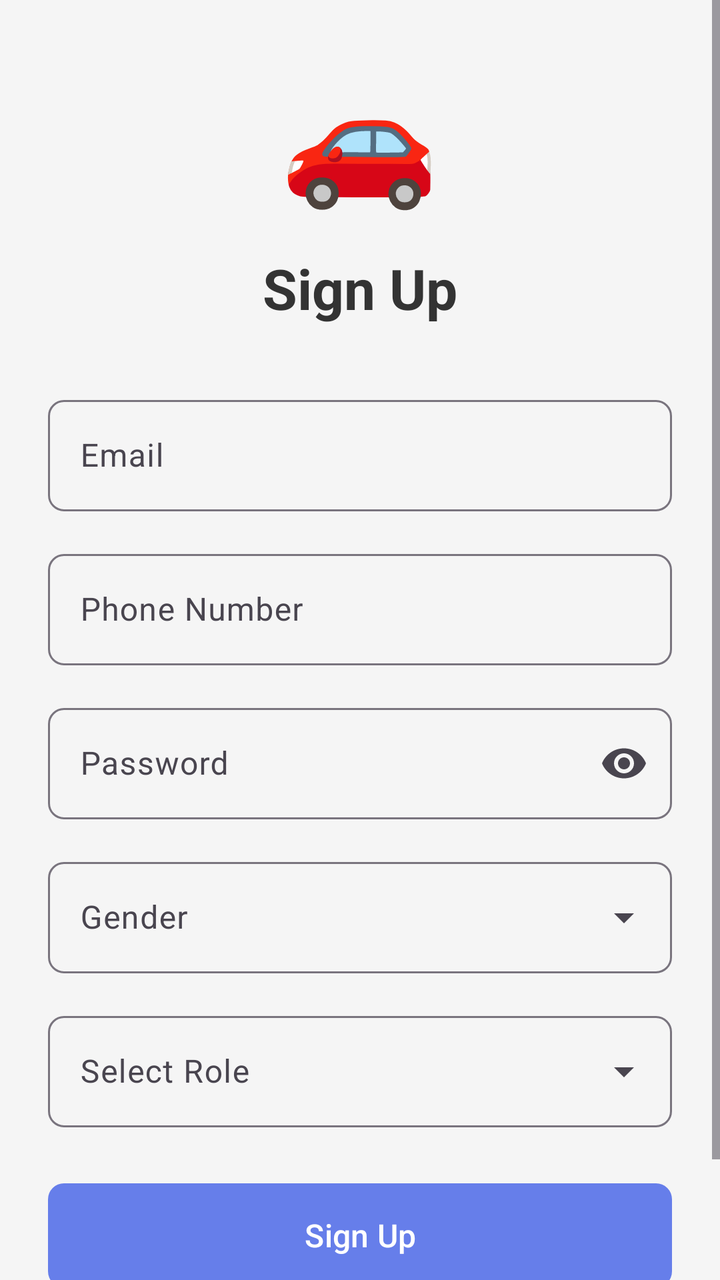
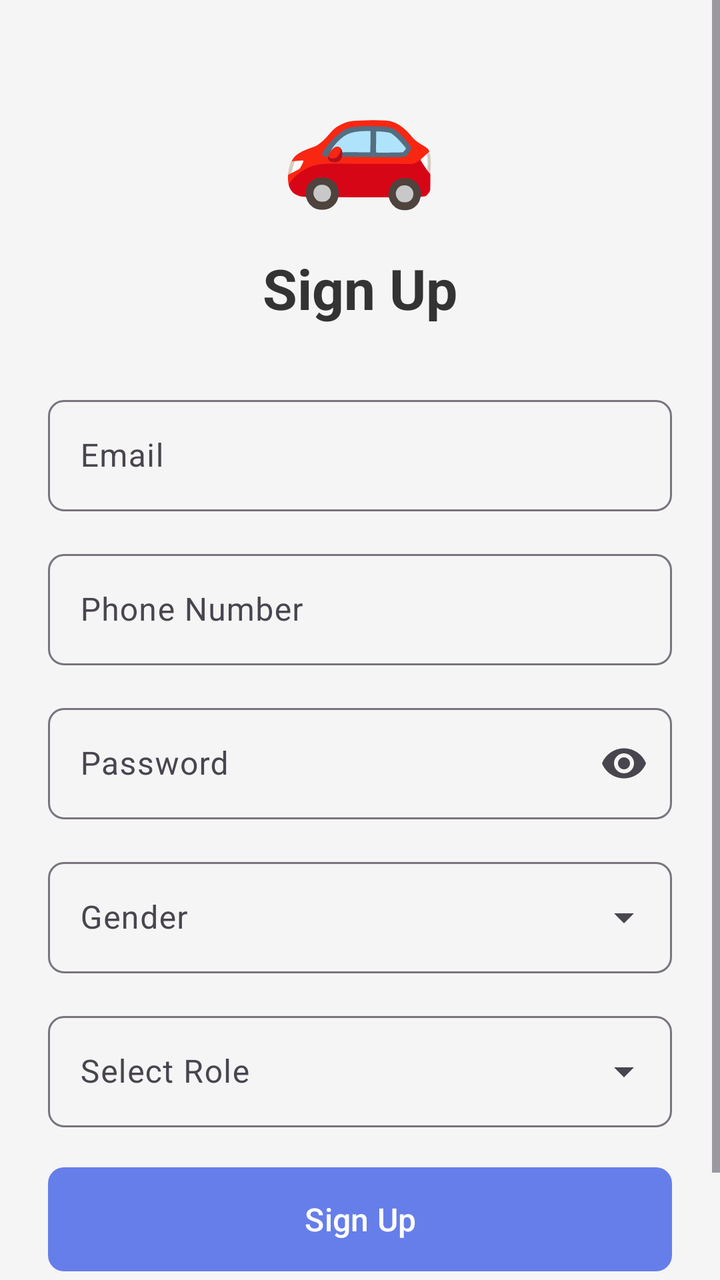

Before-and-after screenshots of an Android layout around one commit, followed by the original layout XML and the change that was made.
<!-- AndroidManifest.xml: application theme Theme.CarpoolingApp -->
<!-- res/layout/activity_signup.xml -->
<?xml version="1.0" encoding="utf-8"?>
<ScrollView xmlns:android="http://schemas.android.com/apk/res/android"
    xmlns:app="http://schemas.android.com/apk/res-auto"
    xmlns:tools="http://schemas.android.com/tools"
    android:layout_width="match_parent"
    android:layout_height="match_parent"
    android:fillViewport="true"
    tools:context=".SignupActivity">

    <androidx.constraintlayout.widget.ConstraintLayout
        android:layout_width="match_parent"
        android:layout_height="wrap_content"
        android:padding="24dp">

        <LinearLayout
            android:layout_width="match_parent"
            android:layout_height="wrap_content"
            android:orientation="vertical"
            app:layout_constraintTop_toTopOf="parent"
            app:layout_constraintBottom_toBottomOf="parent">

            <TextView
                android:layout_width="wrap_content"
                android:layout_height="wrap_content"
                android:text="🚗"
                android:textSize="64sp"
                android:layout_gravity="center"
                android:layout_marginBottom="16dp" />

            <TextView
                android:layout_width="wrap_content"
                android:layout_height="wrap_content"
                android:text="@string/signup_title"
                android:textSize="28sp"
                android:textColor="@color/text_primary"
                android:textStyle="bold"
                android:layout_gravity="center"
                android:layout_marginBottom="32dp" />

            <com.google.android.material.textfield.TextInputLayout
                android:layout_width="match_parent"
                android:layout_height="wrap_content"
                android:hint="@string/email_hint"
                android:layout_marginBottom="16dp"
                app:boxBackgroundMode="outline"
                app:boxCornerRadiusTopStart="8dp"
                app:boxCornerRadiusTopEnd="8dp"
                app:boxCornerRadiusBottomStart="8dp"
                app:boxCornerRadiusBottomEnd="8dp">

                <com.google.android.material.textfield.TextInputEditText
                    android:id="@+id/etEmail"
                    android:layout_width="match_parent"
                    android:layout_height="wrap_content"
                    android:inputType="textEmailAddress" />
            </com.google.android.material.textfield.TextInputLayout>

            <com.google.android.material.textfield.TextInputLayout
                android:layout_width="match_parent"
                android:layout_height="wrap_content"
                android:hint="@string/phone_hint"
                android:layout_marginBottom="16dp"
                app:boxBackgroundMode="outline"
                app:boxCornerRadiusTopStart="8dp"
                app:boxCornerRadiusTopEnd="8dp"
                app:boxCornerRadiusBottomStart="8dp"
                app:boxCornerRadiusBottomEnd="8dp">

                <com.google.android.material.textfield.TextInputEditText
                    android:id="@+id/etPhone"
                    android:layout_width="match_parent"
                    android:layout_height="wrap_content"
                    android:inputType="phone" />
            </com.google.android.material.textfield.TextInputLayout>

            <com.google.android.material.textfield.TextInputLayout
                android:layout_width="match_parent"
                android:layout_height="wrap_content"
                android:hint="@string/password_hint"
                android:layout_marginBottom="16dp"
                app:boxBackgroundMode="outline"
                app:boxCornerRadiusTopStart="8dp"
                app:boxCornerRadiusTopEnd="8dp"
                app:boxCornerRadiusBottomStart="8dp"
                app:boxCornerRadiusBottomEnd="8dp"
                app:endIconMode="password_toggle">

                <com.google.android.material.textfield.TextInputEditText
                    android:id="@+id/etPassword"
                    android:layout_width="match_parent"
                    android:layout_height="wrap_content"
                    android:inputType="textPassword" />
            </com.google.android.material.textfield.TextInputLayout>

            <com.google.android.material.textfield.TextInputLayout
                android:layout_width="match_parent"
                android:layout_height="wrap_content"
                android:hint="@string/gender_hint"
                android:layout_marginBottom="16dp"
                style="@style/Widget.Material3.TextInputLayout.OutlinedBox.ExposedDropdownMenu"
                app:boxCornerRadiusTopStart="8dp"
                app:boxCornerRadiusTopEnd="8dp"
                app:boxCornerRadiusBottomStart="8dp"
                app:boxCornerRadiusBottomEnd="8dp">

                <AutoCompleteTextView
                    android:id="@+id/spinnerGender"
                    android:layout_width="match_parent"
                    android:layout_height="wrap_content"
                    android:inputType="none" />
            </com.google.android.material.textfield.TextInputLayout>

            <com.google.android.material.textfield.TextInputLayout
                android:layout_width="match_parent"
                android:layout_height="wrap_content"
                android:hint="@string/role_hint"
                android:layout_marginBottom="24dp"
                style="@style/Widget.Material3.TextInputLayout.OutlinedBox.ExposedDropdownMenu"
                app:boxCornerRadiusTopStart="8dp"
                app:boxCornerRadiusTopEnd="8dp"
                app:boxCornerRadiusBottomStart="8dp"
                app:boxCornerRadiusBottomEnd="8dp">

                <AutoCompleteTextView
                    android:id="@+id/spinnerRole"
                    android:layout_width="match_parent"
                    android:layout_height="wrap_content"
                    android:inputType="none" />
            </com.google.android.material.textfield.TextInputLayout>

            <com.google.android.material.button.MaterialButton
                android:id="@+id/btnSignup"
                android:layout_width="match_parent"
                android:layout_height="60dp"
                android:text="@string/signup_button"
                android:textSize="16sp"
                app:cornerRadius="8dp"
                android:layout_marginBottom="16dp" />

            <LinearLayout
                android:layout_width="wrap_content"
                android:layout_height="wrap_content"
                android:orientation="horizontal"
                android:layout_gravity="center">

                <TextView
                    android:layout_width="wrap_content"
                    android:layout_height="wrap_content"
                    android:text="@string/already_have_account"
                    android:textColor="@color/text_secondary"
                    android:layout_marginEnd="8dp" />

                <TextView
                    android:id="@+id/tvLogin"
                    android:layout_width="wrap_content"
                    android:layout_height="wrap_content"
                    android:text="@string/login_link"
                    android:textColor="@color/primary"
                    android:textStyle="bold"
                    android:clickable="true"
                    android:focusable="true" />
            </LinearLayout>

        </LinearLayout>

    </androidx.constraintlayout.widget.ConstraintLayout>

</ScrollView>
<!-- resources referenced by this layout -->
<resources>
  <color name="primary">#667eea</color>
  <color name="text_primary">#333333</color>
  <color name="text_secondary">#666666</color>
  <string name="already_have_account">Already have an account?</string>
  <string name="email_hint">Email</string>
  <string name="gender_hint">Gender</string>
  <string name="login_link">Login</string>
  <string name="password_hint">Password</string>
  <string name="phone_hint">Phone Number</string>
  <string name="role_hint">Select Role</string>
  <string name="signup_button">Sign Up</string>
  <string name="signup_title">Sign Up</string>
  <style name="Theme.CarpoolingApp" parent="Base.Theme.CarpoolingApp" />
  <style name="Base.Theme.CarpoolingApp" parent="Theme.Material3.Light.NoActionBar">
          <item name="colorPrimary">@color/primary</item>
          <item name="colorPrimaryDark">@color/primary_dark</item>
          <item name="colorSecondary">@color/secondary</item>
          <item name="android:windowBackground">@color/background</item>
      </style>
  <color name="primary_dark">#5568d3</color>
  <color name="secondary">#764ba2</color>
  <color name="background">#F5F5F5</color>
</resources>

<!-- the commit's change to res/layout/activity_signup.xml (unified diff, before → after) -->
@@ -114,7 +114,7 @@
                 android:layout_width="match_parent"
                 android:layout_height="wrap_content"
                 android:hint="@string/role_hint"
-                android:layout_marginBottom="24dp"
+                android:layout_marginBottom="16dp"
                 style="@style/Widget.Material3.TextInputLayout.OutlinedBox.ExposedDropdownMenu"
                 app:boxCornerRadiusTopStart="8dp"
                 app:boxCornerRadiusTopEnd="8dp"
@@ -127,6 +127,76 @@
                     android:layout_height="wrap_content"
                     android:inputType="none" />
             </com.google.android.material.textfield.TextInputLayout>
+
+            
+            <LinearLayout
+                android:id="@+id/driverFieldsLayout"
+                android:layout_width="match_parent"
+                android:layout_height="wrap_content"
+                android:orientation="vertical"
+                android:visibility="gone">
+
+                <TextView
+                    android:layout_width="wrap_content"
+                    android:layout_height="wrap_content"
+                    android:text="Driver Information (Identity Verification)"
+                    android:textSize="14sp"
+                    android:textColor="@color/text_secondary"
+                    android:textStyle="bold"
+                    android:layout_marginBottom="8dp" />
+
+                <com.google.android.material.textfield.TextInputLayout
+                    android:layout_width="match_parent"
+                    android:layout_height="wrap_content"
+                    android:hint="@string/license_hint"
+                    android:layout_marginBottom="12dp"
+                    app:boxBackgroundMode="outline"
+                    app:boxCornerRadiusTopStart="8dp"
+                    app:boxCornerRadiusTopEnd="8dp"
+                    app:boxCornerRadiusBottomStart="8dp"
+                    app:boxCornerRadiusBottomEnd="8dp">
+
+                    <com.google.android.material.textfield.TextInputEditText
+                        android:id="@+id/etLicense"
+                        android:layout_width="match_parent"
+                        android:layout_height="wrap_content" />
+                </com.google.android.material.textfield.TextInputLayout>
+
+                <com.google.android.material.textfield.TextInputLayout
+                    android:layout_width="match_parent"
+                    android:layout_height="wrap_content"
+                    android:hint="@string/vehicle_number_hint"
+                    android:layout_marginBottom="12dp"
+                    app:boxBackgroundMode="outline"
+                    app:boxCornerRadiusTopStart="8dp"
+                    app:boxCornerRadiusTopEnd="8dp"
+                    app:boxCornerRadiusBottomStart="8dp"
+                    app:boxCornerRadiusBottomEnd="8dp">
+
+                    <com.google.android.material.textfield.TextInputEditText
+                        android:id="@+id/etVehicleNumber"
+                        android:layout_width="match_parent"
+                        android:layout_height="wrap_content" />
+                </com.google.android.material.textfield.TextInputLayout>
+
+                <com.google.android.material.textfield.TextInputLayout
+                    android:layout_width="match_parent"
+                    android:layout_height="wrap_content"
+                    android:hint="@string/vehicle_plate_hint"
+                    android:layout_marginBottom="16dp"
+                    app:boxBackgroundMode="outline"
+                    app:boxCornerRadiusTopStart="8dp"
+                    app:boxCornerRadiusTopEnd="8dp"
+                    app:boxCornerRadiusBottomStart="8dp"
+                    app:boxCornerRadiusBottomEnd="8dp">
+
+                    <com.google.android.material.textfield.TextInputEditText
+                        android:id="@+id/etVehiclePlate"
+                        android:layout_width="match_parent"
+                        android:layout_height="wrap_content" />
+                </com.google.android.material.textfield.TextInputLayout>
+
+            </LinearLayout>
 
             <com.google.android.material.button.MaterialButton
                 android:id="@+id/btnSignup"
<!-- resource entries referenced after the edit -->
@@ -6,12 +6,15 @@
   <string name="already_have_account">Already have an account?</string>
   <string name="email_hint">Email</string>
   <string name="gender_hint">Gender</string>
+  <string name="license_hint">License Number</string>
   <string name="login_link">Login</string>
   <string name="password_hint">Password</string>
   <string name="phone_hint">Phone Number</string>
   <string name="role_hint">Select Role</string>
   <string name="signup_button">Sign Up</string>
   <string name="signup_title">Sign Up</string>
+  <string name="vehicle_number_hint">Vehicle Number</string>
+  <string name="vehicle_plate_hint">Vehicle Plate</string>
   <style name="Theme.CarpoolingApp" parent="Base.Theme.CarpoolingApp" />
   <style name="Base.Theme.CarpoolingApp" parent="Theme.Material3.Light.NoActionBar">
           <item name="colorPrimary">@color/primary</item>
